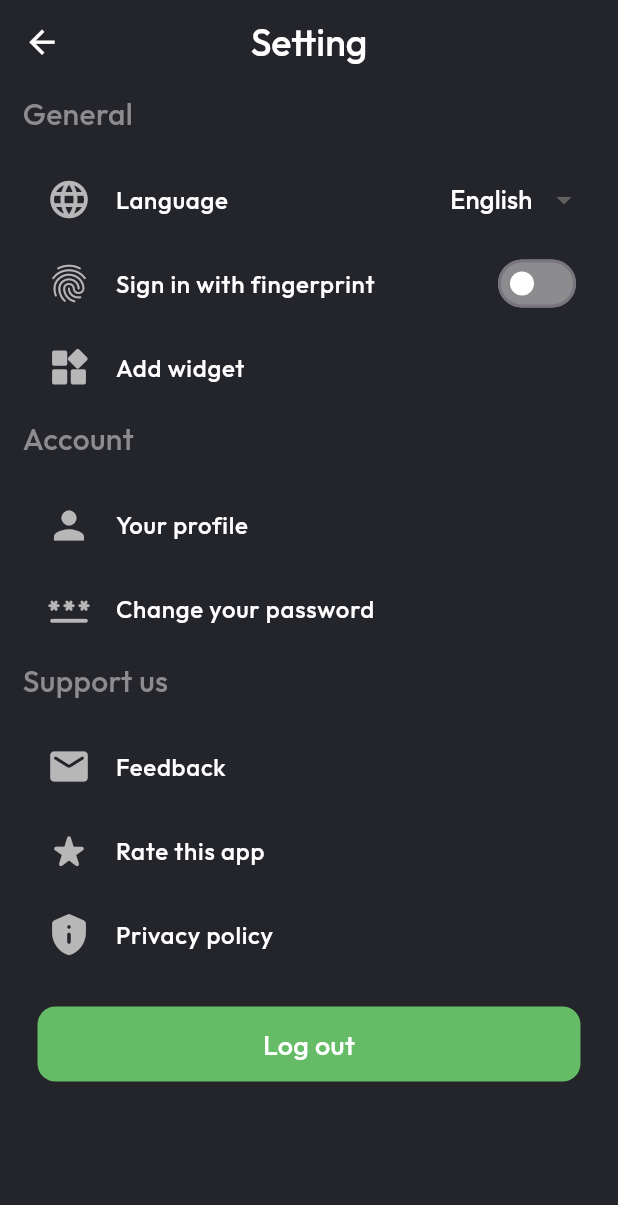
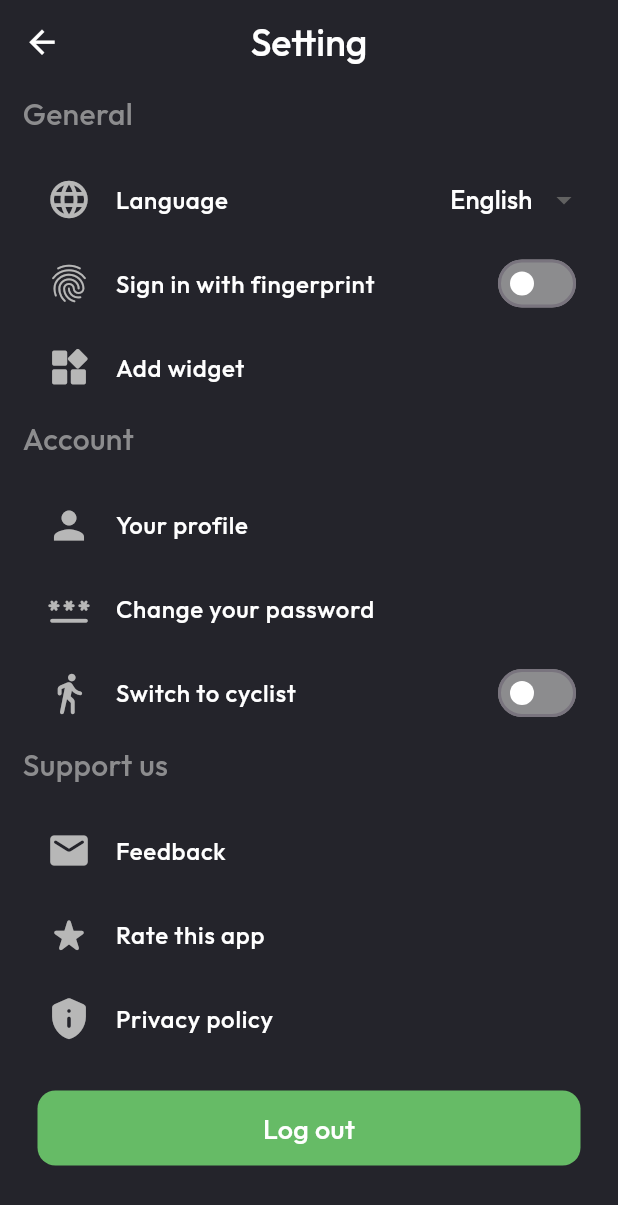
Before and after one commit to FlutterProjectTemplate/SmartCity, a Flutter app: the SettingUi screen opened by its route, on a phone screen of 412 x 824 dp. Shown: the top 1205 px of the screen. Run offline on Flutter 3.47's test engine with Material 3 defaults, Android fonts, the phone set to English and light mode, and no system bars; our stand-ins replace bloc, circular_countdown_timer, connectivity_plus, dio, equatable, firebase_core and 15 more; missing offline and left inert: dart:html, glowy_borders, smart_auth, universal_html; accounts and stored records are empty; statements that could not run were skipped.

Commit message:
feat: change type between pedestrian and cyclist

```diff
--- a/smart_city/lib/view/setting/setting_ui.dart
+++ b/smart_city/lib/view/setting/setting_ui.dart
@@ -1,4 +1,5 @@
 import 'package:flutter/material.dart';
+import 'package:flutter_bloc/flutter_bloc.dart';
 import 'package:go_router/go_router.dart';
 import 'package:smart_city/base/common/responsive_info.dart';
 import 'package:smart_city/base/instance_manager/instance_manager.dart';
@@ -8,6 +9,7 @@ import 'package:smart_city/base/widgets/button.dart';
 import 'package:smart_city/base/widgets/custom_alert_dialog.dart';
 import 'package:smart_city/constant_value/const_colors.dart';
 import 'package:smart_city/constant_value/const_fonts.dart';
+import 'package:smart_city/controller/vehicles_bloc/vehicles_bloc.dart';
 import 'package:smart_city/model/user/user_info.dart';
 
 class SettingUi extends StatefulWidget {
@@ -86,9 +88,12 @@ class _SettingUiState extends State<SettingUi> {
                         setState(() {
                           _isFingerprintEnabled = true;
                         });
+                      }else{
+                        InstanceManager().showSnackBar(context: context, text: "Authentication failed");
                       }
                     } else {
-                  InstanceManager().showSnackBar(context: context, text: "Can't turn of sign in with biometric");
+                      await SharedPreferenceData.turnOffSignInBiometric();
+                      InstanceManager().showSnackBar(context: context, text: "Turn off sign in with biometric");
                       setState(() {
                         _isFingerprintEnabled = false;
                       });
@@ -105,6 +110,27 @@ class _SettingUiState extends State<SettingUi> {
               context.go('/map/setting/profile',extra: userInfo);
             }),
             _lineButton(title: "Change your password",icon:  Icons.password_rounded,onPressed:  (){_showChangePasswordDialog();}),
+            BlocBuilder<VehiclesBloc,VehiclesState>(
+                builder:(context,state){
+                  return _lineButton(title:state.vehicleType == VehicleType.pedestrians?"Switch to cyclist":"Switch to pedestrian",
+                      icon: state.vehicleType == VehicleType.pedestrians?Icons.directions_walk_rounded:Icons.directions_bike_rounded,
+                      onPressed: (){},
+                      trailing: Switch(
+                        value: state.vehicleType == VehicleType.cyclists,
+                        activeTrackColor: ConstColors.primaryColor,
+                        activeColor: Colors.white,
+                        inactiveThumbColor: Colors.white,
+                        inactiveTrackColor: ConstColors.tertiaryColor,
+                        onChanged: (bool newValue)async{
+                          if (newValue) {
+                            context.read<VehiclesBloc>().add(CyclistsEvent());
+                          } else {
+                            context.read<VehiclesBloc>().add(PedestriansEvent());
+                          }
+                        },
+                      )
+                  );}
+            ),
             Padding(
               padding: const EdgeInsets.only(left: 15,top: 5,bottom: 15),
               child: Text("Support us",style: ConstFonts().copyWithTitle(fontSize: 20,color: ConstColors.tertiaryColor),),
```
Lines whose indentation alone changed are shown as unchanged.
